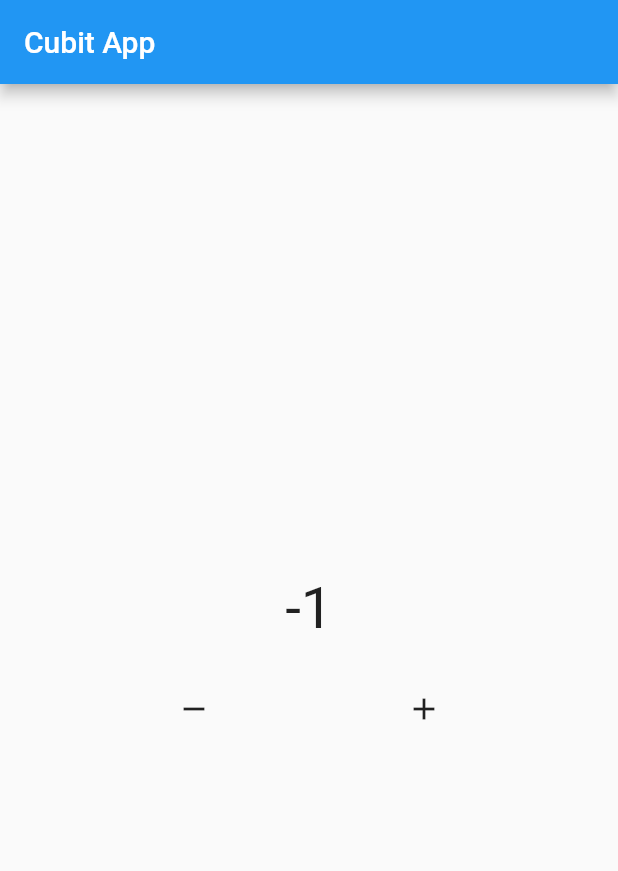
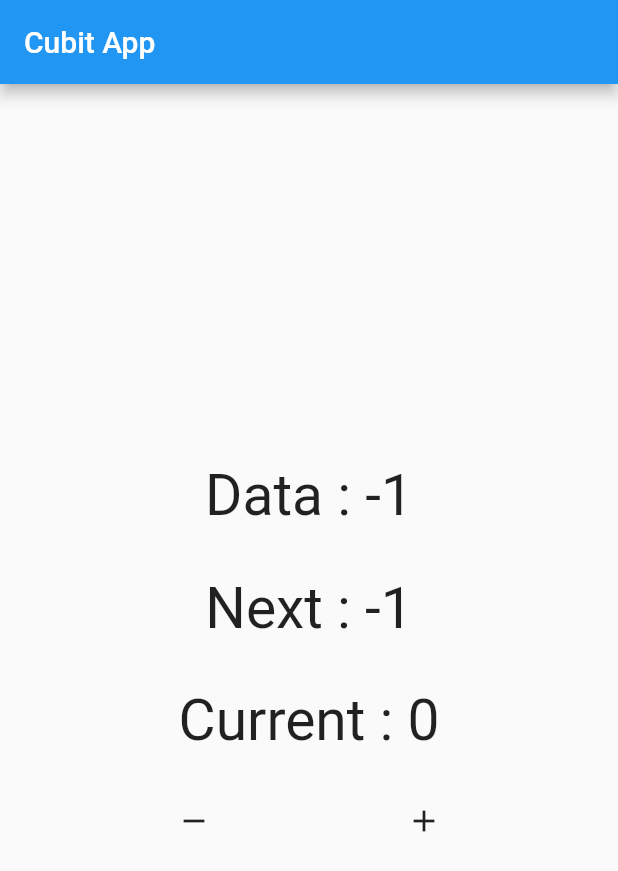
Before and after one commit to aldoalfians/flutter_state_bloc, a Flutter app: the screen it shows after launch, after a tap on the "remove" icon, on a phone screen of 412 x 824 dp. Shown: the top 871 px of the screen. Run offline on Flutter 3.47's test engine with Material 2 defaults, Android fonts, the phone set to English and light mode, and no system bars; our stand-ins replace bloc.

Commit message:
update observer cubit

```diff
--- a/lib/main.dart
+++ b/lib/main.dart
@@ -18,6 +18,8 @@ class MyApp extends StatelessWidget {
 
 class CounterCubit extends Cubit<int> {
   int initialData;
+  int? current;
+  int? next;
 
   CounterCubit({this.initialData = 0}) : super(initialData);
 
@@ -27,6 +29,25 @@ class CounterCubit extends Cubit<int> {
 
   void kurangData() {
     emit(state - 1);
+  }
+
+  // Observer Cubit "Fitur bloc untuk memantau data"
+
+  // - Perubahan state "Onchange"
+  @override
+  void onChange(Change<int> change) {
+    // TODO: implement onChange
+    super.onChange(change);
+    print(change);
+    current = change.currentState;
+    next = change.nextState;
+  }
+
+  // - Error OnError
+  @override
+  void onError(Object error, StackTrace stackTrace) {
+    // TODO: implement onError
+    super.onError(error, stackTrace);
   }
 }
 
@@ -43,23 +64,33 @@ class HomePage extends StatelessWidget {
         mainAxisAlignment: MainAxisAlignment.center,
         children: [
           StreamBuilder(
+            initialData: myCounter.initialData,
             stream: myCounter.stream,
             builder: (context, snapshot) {
-              if (snapshot.connectionState == ConnectionState.waiting) {
-                return const Center(
-                  child: Text(
-                    "Loading...",
-                    style: TextStyle(fontSize: 38),
-                  ),
-                );
-              } else {
-                return Center(
-                  child: Text(
-                    "${snapshot.data}",
-                    style: const TextStyle(fontSize: 38),
-                  ),
-                );
-              }
+              return Center(
+                child: Column(
+                  children: [
+                    Text(
+                      "Data : ${snapshot.data}",
+                      style: const TextStyle(fontSize: 38),
+                    ),
+                    const SizedBox(
+                      height: 30,
+                    ),
+                    Text(
+                      "Next : ${myCounter.next}",
+                      style: const TextStyle(fontSize: 38),
+                    ),
+                    const SizedBox(
+                      height: 30,
+                    ),
+                    Text(
+                      "Current : ${myCounter.current}",
+                      style: const TextStyle(fontSize: 38),
+                    ),
+                  ],
+                ),
+              );
             },
           ),
           const SizedBox(
```
